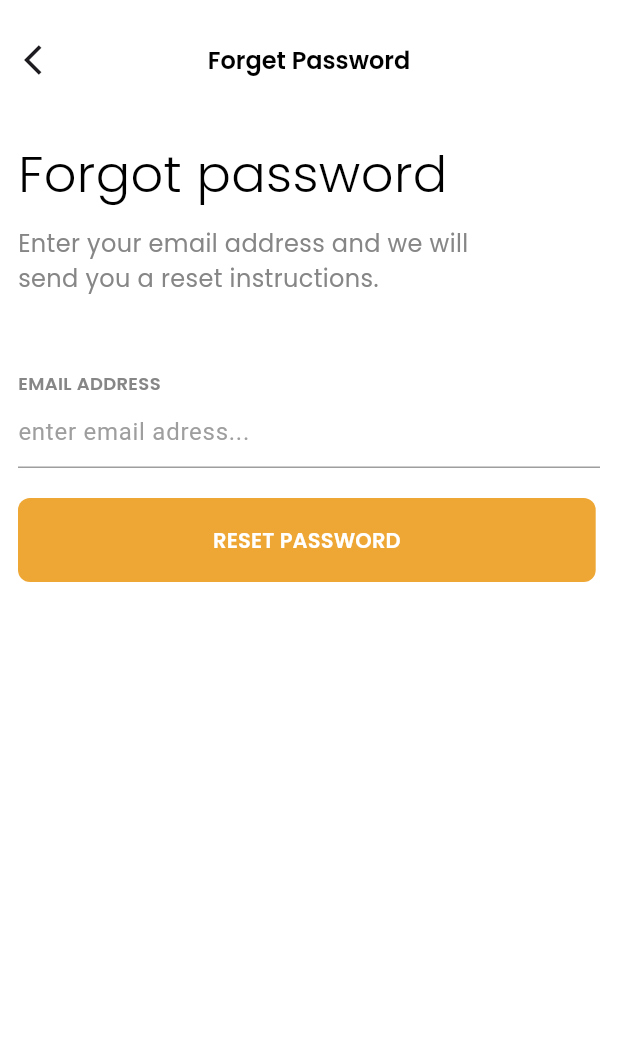
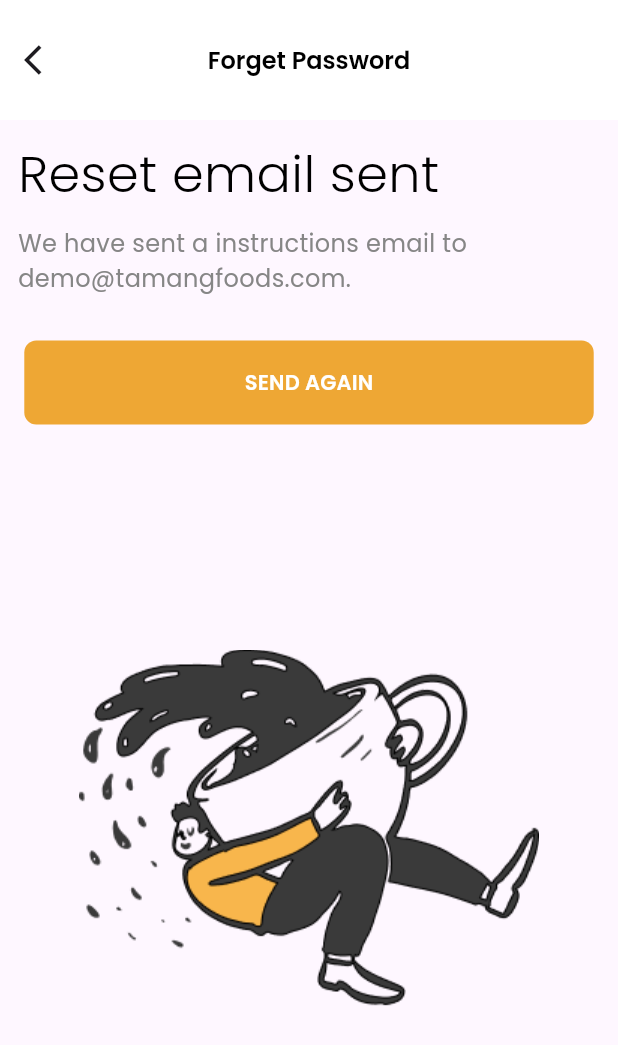
Before and after one commit to Iamgauravkanani/tamango_food_app_flutter, a Flutter app: the ForgetScreen screen opened by its route, after a tap on "RESET PASSWORD", on a phone screen of 412 x 824 dp. Shown: the top 1045 px of the screen. Run offline on Flutter 3.47's test engine with Material 3 defaults, Android fonts, the phone set to English and light mode, and no system bars; our stand-ins replace google_fonts.

Commit message:
reset screen

```diff
--- a/lib/app/screens/forget/views/components/forget_components.dart
+++ b/lib/app/screens/forget/views/components/forget_components.dart
@@ -13,8 +13,11 @@ var forget_appbar = AppBar(
   centerTitle: true,
 );
 
-var reset_pass_btn = FilledButton(
-  onPressed: () {},
+var reset_pass_btn = Builder(builder: (context) {
+  return FilledButton(
+    onPressed: () {
+      Navigator.pushNamed(context, 'reset');
+    },
     style: ButtonStyle(
       padding: const MaterialStatePropertyAll(
         EdgeInsets.symmetric(horizontal: 130, vertical: 18),
@@ -36,3 +39,4 @@ var reset_pass_btn = FilledButton(
       ),
     ),
   );
+});
--- a/lib/app/screens/login/view/login.dart
+++ b/lib/app/screens/login/view/login.dart
@@ -73,9 +73,12 @@ class _LoginState extends State<Login> {
                   mysizedbox(),
                   Column(
                     children: [
-                      Text(
-                        "Forget Password?",
-                        style: mytextstyle(),
+                      GestureDetector(
+                        onTap: forget,
+                        child: Text(
+                          "Forget Password?",
+                          style: mytextstyle(),
+                        ),
                       ),
                       mysizedbox(),
                       //todo:btn in compoennts
@@ -125,5 +128,7 @@ class _LoginState extends State<Login> {
     );
   }
 
-  //SizedBox myboxw() => const SizedBox(height: 20);
+  forget() {
+    Navigator.pushNamed(context, 'forget');
+  }
 }
--- /dev/null
+++ b/lib/app/screens/reset/views/reset.dart
@@ -0,0 +1,75 @@
+import 'package:flutter/material.dart';
+import 'package:tamang_food_app/app/utils/colors.dart';
+import 'package:tamang_food_app/app/utils/const.dart';
+
+import '../../../utils/assets/assets.dart';
+import '../../forget/views/components/forget_components.dart';
+
+class Reset extends StatefulWidget {
+  const Reset({super.key});
+
+  @override
+  State<Reset> createState() => _ResetState();
+}
+
+class _ResetState extends State<Reset> {
+  @override
+  Widget build(BuildContext context) {
+    return Scaffold(
+      appBar: forget_appbar,
+      body: Padding(
+        padding: const EdgeInsets.all(12.0),
+        child: Column(
+          crossAxisAlignment: CrossAxisAlignment.start,
+          children: [
+            Text(
+              "Reset email sent",
+              style: app_textstyle(
+                fontsize: 34,
+                fontWeight: FontWeight.w300,
+              ),
+            ),
+            mysizedbox(h: 10),
+            Text(
+              "We have sent a instructions email to\ndemo@tamangfoods.com.",
+              style: app_textstyle(
+                fontWeight: FontWeight.w400,
+                color: AppColors.grey_text,
+              ),
+            ),
+            mysizedbox(h: 30),
+            Center(
+              child: FilledButton(
+                onPressed: () {
+                  Navigator.pushNamed(context, 'reset');
+                },
+                style: ButtonStyle(
+                  padding: const MaterialStatePropertyAll(
+                    EdgeInsets.symmetric(horizontal: 147, vertical: 18),
+                  ),
+                  shape: MaterialStatePropertyAll(
+                    RoundedRectangleBorder(
+                      borderRadius: BorderRadius.circular(8),
+                    ),
+                  ),
+                  backgroundColor: MaterialStateProperty.all(
+                    AppColors.app_color,
+                  ),
+                ),
+                child: Text(
+                  "SEND AGAIN",
+                  style: app_textstyle(
+                    fontsize: 14,
+                    color: AppColors.white,
+                  ),
+                ),
+              ),
+            ),
+            mysizedbox(h: 150),
+            Center(child: Image.asset(Asset.noodels)),
+          ],
+        ),
+      ),
+    );
+  }
+}
--- a/lib/app/utils/assets/assets.dart
+++ b/lib/app/utils/assets/assets.dart
@@ -2,6 +2,7 @@ class Asset {
   static String welcome_asset = "assets/welcome/";
   static String walkthrough_asset = "assets/walkthrough/";
   static String login = "assets/login/";
+  static String reset = "assets/reset/";
 
   //todo:welcome assets
   static String bg_image = welcome_asset + "circle_bg.png";
@@ -14,4 +15,5 @@ class Asset {
 
   static String facebook = login + "facebook.png";
   static String google = login + "google.png";
+  static String noodels = reset + "noodels.png";
 }
--- a/lib/main.dart
+++ b/lib/main.dart
@@ -1,18 +1,19 @@
 import 'package:flutter/material.dart';
+import 'package:tamang_food_app/app/screens/reset/views/reset.dart';
 import 'package:tamang_food_app/app/screens/walkthrough_screen/walkthrough.dart';
 import 'app/screens/forget/views/forget.dart';
 import 'app/screens/login/view/login.dart';
-import 'app/screens/welcome_screen/views/welcome.dart';
 
 void main() {
   runApp(
     MaterialApp(
       debugShowCheckedModeBanner: false,
       routes: {
-        '/': (ctx) => const ForgetScreen(),
+        '/': (ctx) => const Reset(),
         'w_through': (ctx) => const OnboardingScreen(),
         'login': (ctx) => const Login(),
         'forget': (ctx) => const ForgetScreen(),
+        'reset': (ctx) => const Reset(),
       },
     ),
   );
--- a/pubspec.yaml
+++ b/pubspec.yaml
@@ -64,6 +64,7 @@ flutter:
     - assets/welcome/
     - assets/walkthrough/
     - assets/login/
+    - assets/reset/
   #   - images/a_dot_ham.jpeg
 
   # An image asset can refer to one or more resolution-specific "variants", see
```
Also changed, not shown: assets/reset/noodels.png (added). Lines whose indentation alone changed are shown as unchanged.
